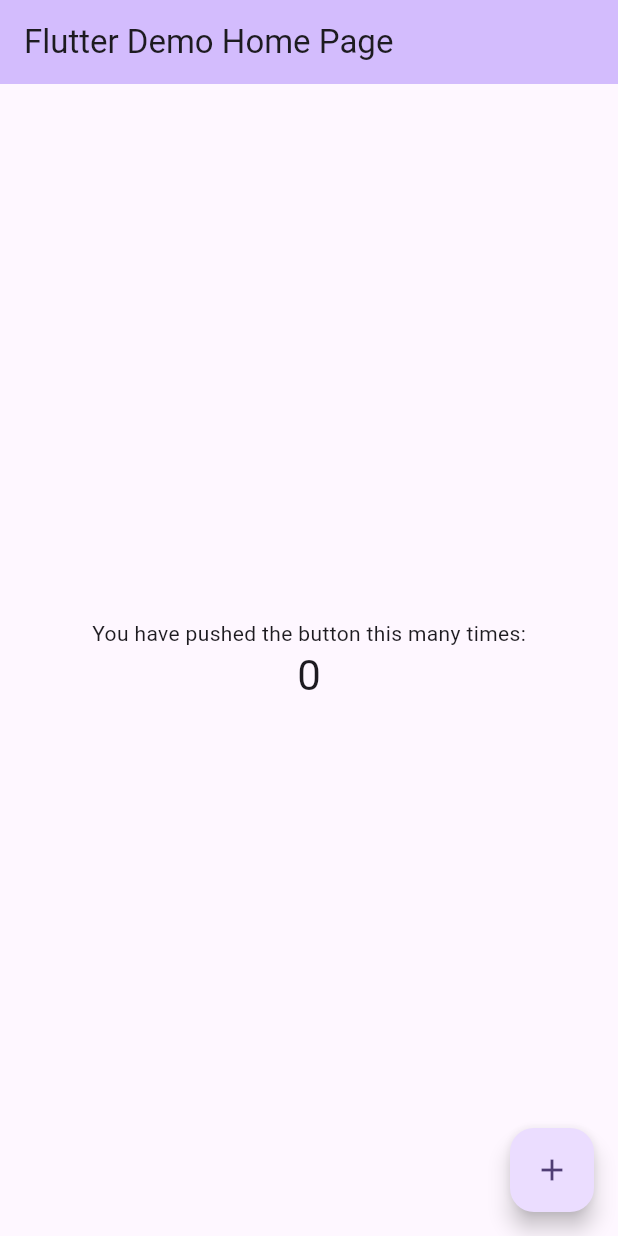
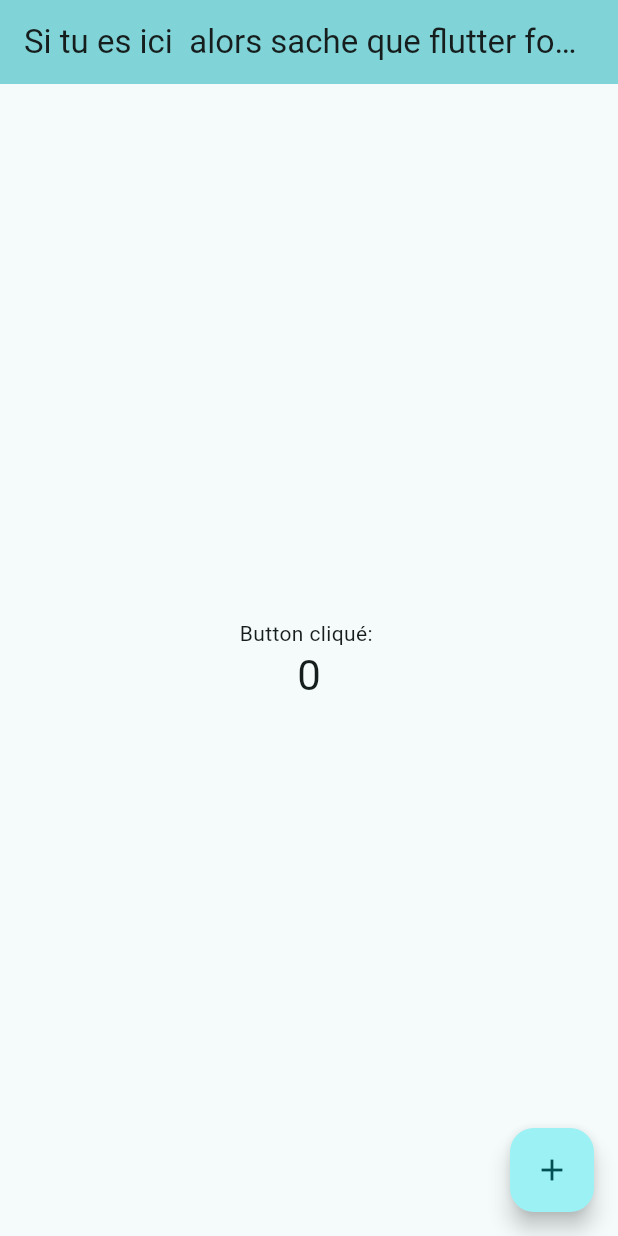
Before and after one commit to SergeNoah000/test-flutter, a Flutter app: the screen it shows after launch, on a phone screen of 412 x 824 dp. Run offline on Flutter 3.47's test engine with Material 3 defaults, Android fonts, the phone set to English and light mode, and no system bars.

Commit message:
Ca fonctionne ! Félicitations..

```diff
--- a/lib/main.dart
+++ b/lib/main.dart
@@ -28,10 +28,10 @@ class MyApp extends StatelessWidget {
         //
         // This works for code too, not just values: Most code changes can be
         // tested with just a hot reload.
-        colorScheme: ColorScheme.fromSeed(seedColor: Colors.deepPurple),
+        colorScheme: ColorScheme.fromSeed(seedColor:  const Color.fromARGB(255, 45, 248, 255)),
         useMaterial3: true,
       ),
-      home: const MyHomePage(title: 'Flutter Demo Home Page'),
+      home: const MyHomePage(title: 'Si tu es ici  alors sache que flutter fontionne bien'),
     );
   }
 }
@@ -106,7 +106,7 @@ class _MyHomePageState extends State<MyHomePage> {
           mainAxisAlignment: MainAxisAlignment.center,
           children: <Widget>[
             const Text(
-              'You have pushed the button this many times:',
+              'Button cliqué: ',
             ),
             Text(
               '$_counter',
```
Also changed, not shown: 2 other files.
